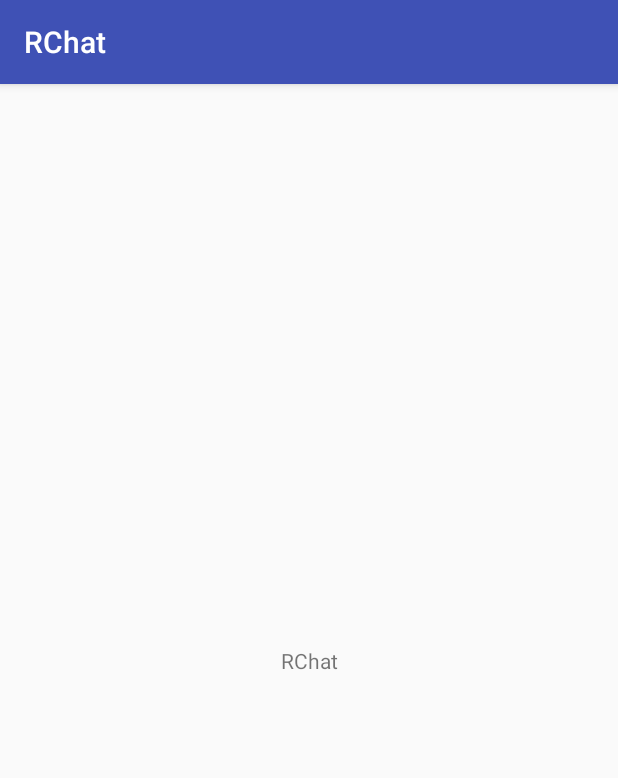
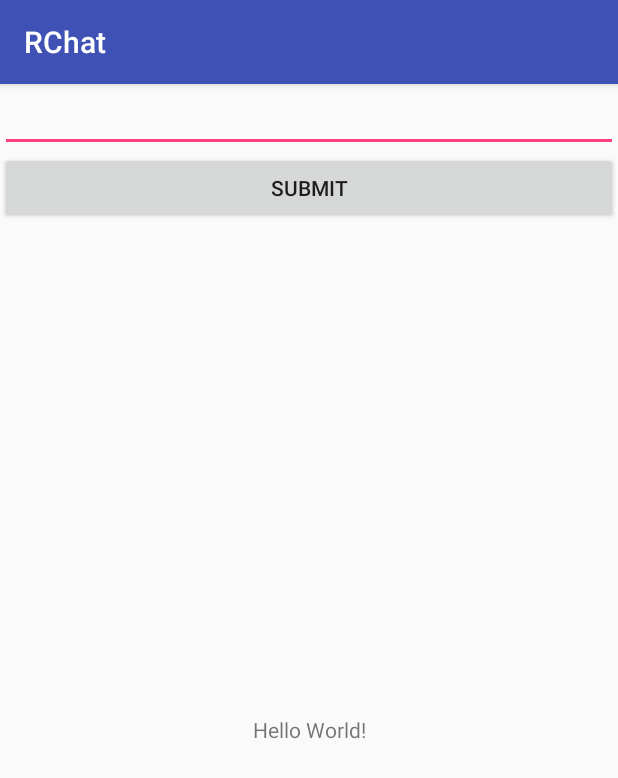
Before and after one commit to evilstar27/RChat, an Android app: the screen it shows after launch (MainActivity), on a phone screen of 412 x 824 dp. Shown: the top 778 px of the screen. Run offline under Robolectric (Android 15) with nearby library versions, the phone set to English and light mode, and no system bars; our stand-ins replace ButterKnife.

Commit message:
MVP - Test

```diff
--- /dev/null
+++ b/app/src/main/java/com/test/morningstar/rchat/IPresenter.java
@@ -0,0 +1,9 @@
+package com.test.morningstar.rchat;
+
+/**
+ * @author morningstar
+ * @date 2018/7/25
+ */
+public interface IPresenter {
+    void search();
+}
--- /dev/null
+++ b/app/src/main/java/com/test/morningstar/rchat/IUserService.java
@@ -0,0 +1,9 @@
+package com.test.morningstar.rchat;
+
+/**
+ * @author morningstar
+ * @date 2018/7/25
+ */
+public interface IUserService {
+    String search(int hashCode);
+}
--- /dev/null
+++ b/app/src/main/java/com/test/morningstar/rchat/IView.java
@@ -0,0 +1,12 @@
+package com.test.morningstar.rchat;
+
+/**
+ * @author morningstar
+ * @date 2018/7/25
+ */
+public interface IView {
+    String getInputString();
+
+    void setResultString(String string);
+
+}
--- a/app/src/main/java/com/test/morningstar/rchat/MainActivity.java
+++ b/app/src/main/java/com/test/morningstar/rchat/MainActivity.java
@@ -1,16 +1,21 @@
 package com.test.morningstar.rchat;
 
-import android.support.v7.app.AppCompatActivity;
-import android.os.Bundle;
+import android.widget.EditText;
 import android.widget.TextView;
 
 import com.test.morningstar.common.app.Activity;
 
 import butterknife.BindView;
+import butterknife.OnClick;
 
-public class MainActivity extends Activity {
+public class MainActivity extends Activity implements IView{
     @BindView(R.id.text_test)
     TextView mTestText;
+
+    @BindView(R.id.edit_search)
+    EditText mSearchText;
+
+    private IPresenter mPresenter;
 
     @Override
     protected int getContentLayoutId() {
@@ -18,8 +23,24 @@ public class MainActivity extends Activity {
     }
 
     @Override
-    protected void initWidget() {
-        super.initWidget();
-        mTestText.setText(R.string.app_name);
+    protected void initData() {
+        super.initData();
+        mPresenter = new Presenter(this);
+    }
+
+    @OnClick(R.id.button_submit)
+    void onSubmit(){
+        mPresenter.search();
+    }
+
+
+    @Override
+    public String getInputString() {
+        return mSearchText.getText().toString();
+    }
+
+    @Override
+    public void setResultString(String string) {
+        mTestText.setText(string);
     }
 }
--- /dev/null
+++ b/app/src/main/java/com/test/morningstar/rchat/Presenter.java
@@ -0,0 +1,30 @@
+package com.test.morningstar.rchat;
+
+import android.text.TextUtils;
+
+/**
+ * @author morningstar
+ * @date 2018/7/25
+ */
+public class Presenter implements IPresenter{
+    private IView mView;
+
+    public Presenter(IView iView){
+        mView = iView;
+    }
+
+    @Override
+    public void search() {
+        String inputString = mView.getInputString();
+        if(TextUtils.isEmpty(inputString)){
+            return;
+        }
+
+        int hashCode = inputString.hashCode();
+        IUserService iUserService = new UserService();
+        String serviceResult = iUserService.search(hashCode);
+
+        String result = "Result:" + inputString + "--"+ serviceResult;
+        mView.setResultString(result);
+    }
+}
--- /dev/null
+++ b/app/src/main/java/com/test/morningstar/rchat/UserService.java
@@ -0,0 +1,13 @@
+package com.test.morningstar.rchat;
+
+/**
+ * @author morningstar
+ * @date 2018/7/25
+ */
+public class UserService implements IUserService{
+
+    @Override
+    public String search(int hashCode){
+        return "User:" + hashCode;
+    }
+}
--- a/app/src/main/res/layout/activity_main.xml
+++ b/app/src/main/res/layout/activity_main.xml
@@ -1,19 +1,32 @@
 <?xml version="1.0" encoding="utf-8"?>
-<android.support.constraint.ConstraintLayout xmlns:android="http://schemas.android.com/apk/res/android"
+<LinearLayout xmlns:android="http://schemas.android.com/apk/res/android"
     xmlns:app="http://schemas.android.com/apk/res-auto"
     xmlns:tools="http://schemas.android.com/tools"
     android:layout_width="match_parent"
     android:layout_height="match_parent"
+    android:orientation="vertical"
     tools:context=".MainActivity">
+
+    <EditText
+        android:id="@+id/edit_search"
+        android:layout_width="match_parent"
+        android:layout_height="wrap_content" />
+
+    <Button
+        android:id="@+id/button_submit"
+        android:text="Submit"
+        android:layout_width="match_parent"
+        android:layout_height="wrap_content" />
 
     <TextView
         android:id="@+id/text_test"
-        android:layout_width="wrap_content"
-        android:layout_height="wrap_content"
+        android:layout_width="match_parent"
+        android:layout_height="match_parent"
         android:text="Hello World!"
+        android:gravity="center"
         app:layout_constraintBottom_toBottomOf="parent"
         app:layout_constraintLeft_toLeftOf="parent"
         app:layout_constraintRight_toRightOf="parent"
         app:layout_constraintTop_toTopOf="parent" />
 
-</android.support.constraint.ConstraintLayout>
+</LinearLayout>
```
